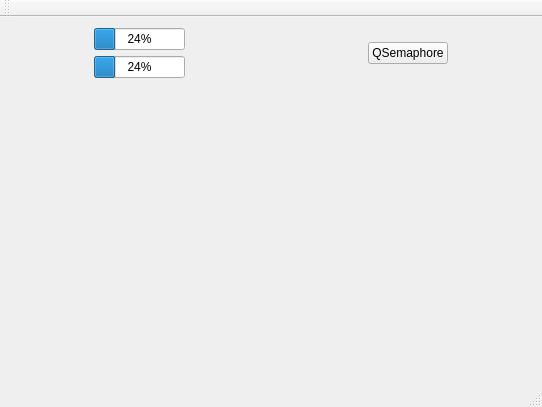
Above: Qt_exp/threads/mainwindow.ui from w809291634/QT_Creator_Study before the change. Below: the same form after it.
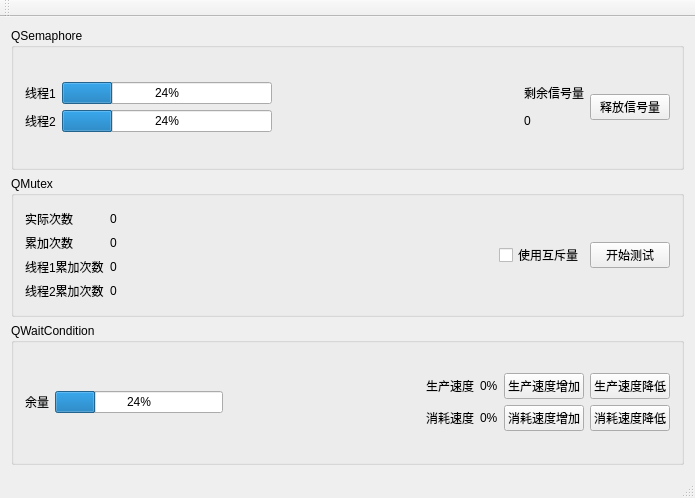
That is the form after the change.

What changed in the file:
```diff
--- a/Qt_exp/threads/mainwindow.ui
+++ b/Qt_exp/threads/mainwindow.ui
@@ -6,39 +6,52 @@
    <rect>
     <x>0</x>
     <y>0</y>
-    <width>542</width>
-    <height>407</height>
+    <width>695</width>
+    <height>498</height>
    </rect>
   </property>
   <property name="windowTitle">
    <string>MainWindow</string>
   </property>
   <widget class="QWidget" name="centralWidget">
+   <layout class="QGridLayout" name="gridLayout_3">
+    <item row="0" column="0">
+     <widget class="QGroupBox" name="groupBox">
+      <property name="title">
+       <string>QSemaphore</string>
+      </property>
    <layout class="QGridLayout" name="gridLayout">
     <item row="0" column="0">
-     <layout class="QHBoxLayout" name="horizontalLayout">
-      <item>
-       <spacer name="horizontalSpacer_2">
-        <property name="orientation">
-         <enum>Qt::Horizontal</enum>
-        </property>
-        <property name="sizeHint" stdset="0">
-         <size>
-          <width>69</width>
-          <height>25</height>
-         </size>
-        </property>
-       </spacer>
-      </item>
+        <layout class="QHBoxLayout" name="horizontalLayout_3">
       <item>
        <layout class="QVBoxLayout" name="verticalLayout">
         <item>
+            <layout class="QHBoxLayout" name="horizontalLayout">
+             <item>
+              <widget class="QLabel" name="label_2">
+               <property name="text">
+                <string>线程1</string>
+               </property>
+              </widget>
+             </item>
+             <item>
          <widget class="QProgressBar" name="QSemaphore_bar1">
           <property name="value">
            <number>24</number>
           </property>
          </widget>
         </item>
+            </layout>
+           </item>
+           <item>
+            <layout class="QHBoxLayout" name="horizontalLayout_2">
+             <item>
+              <widget class="QLabel" name="label_3">
+               <property name="text">
+                <string>线程2</string>
+               </property>
+              </widget>
+             </item>
         <item>
          <widget class="QProgressBar" name="QSemaphore_bar2">
           <property name="value">
@@ -48,53 +61,278 @@
         </item>
        </layout>
       </item>
+          </layout>
+         </item>
       <item>
-       <spacer name="horizontalSpacer">
+          <spacer name="horizontalSpacer_4">
         <property name="orientation">
          <enum>Qt::Horizontal</enum>
         </property>
         <property name="sizeHint" stdset="0">
          <size>
-          <width>177</width>
+             <width>28</width>
           <height>25</height>
          </size>
         </property>
        </spacer>
       </item>
+         <item>
+          <layout class="QVBoxLayout" name="verticalLayout_2">
+           <item>
+            <widget class="QLabel" name="label_4">
+             <property name="text">
+              <string>剩余信号量</string>
+             </property>
+            </widget>
+           </item>
+           <item>
+            <widget class="QLabel" name="QSemaphore_residue">
+             <property name="text">
+              <string>0</string>
+             </property>
+            </widget>
+           </item>
+          </layout>
+         </item>
       <item>
        <widget class="QPushButton" name="QSemaphore_btn">
         <property name="text">
-         <string>QSemaphore</string>
+            <string>释放信号量</string>
         </property>
        </widget>
       </item>
-      <item>
-       <spacer name="horizontalSpacer_3">
-        <property name="orientation">
-         <enum>Qt::Horizontal</enum>
-        </property>
-        <property name="sizeHint" stdset="0">
-         <size>
-          <width>28</width>
-          <height>25</height>
-         </size>
-        </property>
-       </spacer>
-      </item>
-     </layout>
+        </layout>
+       </item>
+      </layout>
+     </widget>
     </item>
     <item row="1" column="0">
-     <spacer name="verticalSpacer">
+     <widget class="QGroupBox" name="groupBox_2">
+      <property name="title">
+       <string>QMutex</string>
+      </property>
+      <layout class="QGridLayout" name="gridLayout_2">
+       <item row="0" column="0">
+        <layout class="QHBoxLayout" name="horizontalLayout_5">
+         <item>
+          <layout class="QVBoxLayout" name="verticalLayout_4">
+           <item>
+            <widget class="QLabel" name="__mut_act_times">
+             <property name="text">
+              <string>实际次数</string>
+             </property>
+            </widget>
+           </item>
+           <item>
+            <widget class="QLabel" name="__mut_accum_times">
+             <property name="text">
+              <string>累加次数</string>
+             </property>
+            </widget>
+           </item>
+           <item>
+            <widget class="QLabel" name="__mut_thread1_cnts">
+             <property name="text">
+              <string>线程1累加次数</string>
+             </property>
+            </widget>
+           </item>
+           <item>
+            <widget class="QLabel" name="__mut_thread2_cnts">
+             <property name="text">
+              <string>线程2累加次数</string>
+             </property>
+            </widget>
+           </item>
+          </layout>
+         </item>
+         <item>
+          <layout class="QVBoxLayout" name="verticalLayout_3">
+           <item>
+            <widget class="QLabel" name="mut_act_times">
+             <property name="text">
+              <string>0</string>
+             </property>
+            </widget>
+           </item>
+           <item>
+            <widget class="QLabel" name="mut_accum_times">
+             <property name="text">
+              <string>0</string>
+             </property>
+            </widget>
+           </item>
+           <item>
+            <widget class="QLabel" name="mut_thread1_cnts">
+             <property name="text">
+              <string>0</string>
+             </property>
+            </widget>
+           </item>
+           <item>
+            <widget class="QLabel" name="mut_thread2_cnts">
+             <property name="text">
+              <string>0</string>
+             </property>
+            </widget>
+           </item>
+          </layout>
+         </item>
+        </layout>
+       </item>
+       <item row="0" column="1">
+        <spacer name="horizontalSpacer_5">
       <property name="orientation">
-       <enum>Qt::Vertical</enum>
+          <enum>Qt::Horizontal</enum>
       </property>
       <property name="sizeHint" stdset="0">
        <size>
-        <width>20</width>
-        <height>252</height>
+           <width>28</width>
+           <height>25</height>
        </size>
       </property>
      </spacer>
+       </item>
+       <item row="0" column="2">
+        <layout class="QHBoxLayout" name="horizontalLayout_4">
+         <item>
+          <widget class="QCheckBox" name="QMutex_cbox">
+           <property name="text">
+            <string>使用互斥量</string>
+           </property>
+          </widget>
+         </item>
+         <item>
+          <widget class="QPushButton" name="QMutex_run_btn">
+           <property name="text">
+            <string>开始测试</string>
+           </property>
+          </widget>
+         </item>
+        </layout>
+       </item>
+      </layout>
+     </widget>
+    </item>
+    <item row="2" column="0">
+     <widget class="QGroupBox" name="groupBox_3">
+      <property name="title">
+       <string>QWaitCondition</string>
+      </property>
+      <layout class="QGridLayout" name="gridLayout_4">
+       <item row="0" column="0">
+        <layout class="QHBoxLayout" name="horizontalLayout_6">
+         <item>
+          <widget class="QLabel" name="label">
+           <property name="text">
+            <string>余量</string>
+           </property>
+          </widget>
+         </item>
+         <item>
+          <widget class="QProgressBar" name="progressBar">
+           <property name="value">
+            <number>24</number>
+           </property>
+          </widget>
+         </item>
+        </layout>
+       </item>
+       <item row="0" column="1">
+        <spacer name="horizontalSpacer">
+         <property name="orientation">
+          <enum>Qt::Horizontal</enum>
+         </property>
+         <property name="sizeHint" stdset="0">
+          <size>
+           <width>134</width>
+           <height>20</height>
+          </size>
+         </property>
+        </spacer>
+       </item>
+       <item row="0" column="2">
+        <layout class="QVBoxLayout" name="verticalLayout_7">
+         <item>
+          <layout class="QHBoxLayout" name="horizontalLayout_8">
+           <item>
+            <widget class="QLabel" name="label_7">
+             <property name="text">
+              <string>生产速度</string>
+             </property>
+            </widget>
+           </item>
+           <item>
+            <widget class="QLabel" name="pro_speed">
+             <property name="text">
+              <string>0%</string>
+             </property>
+            </widget>
+           </item>
+          </layout>
+         </item>
+         <item>
+          <layout class="QHBoxLayout" name="horizontalLayout_9">
+           <item>
+            <widget class="QLabel" name="label_8">
+             <property name="text">
+              <string>消耗速度</string>
+             </property>
+            </widget>
+           </item>
+           <item>
+            <widget class="QLabel" name="consu_speed">
+             <property name="text">
+              <string>0%</string>
+             </property>
+            </widget>
+           </item>
+          </layout>
+         </item>
+        </layout>
+       </item>
+       <item row="0" column="3">
+        <layout class="QHBoxLayout" name="QWait_btn_Layout">
+         <item>
+          <layout class="QVBoxLayout" name="verticalLayout_6">
+           <item>
+            <widget class="QPushButton" name="produce_add">
+             <property name="text">
+              <string>生产速度增加</string>
+             </property>
+            </widget>
+           </item>
+           <item>
+            <widget class="QPushButton" name="consume_add">
+             <property name="text">
+              <string>消耗速度增加</string>
+             </property>
+            </widget>
+           </item>
+          </layout>
+         </item>
+         <item>
+          <layout class="QVBoxLayout" name="verticalLayout_5">
+           <item>
+            <widget class="QPushButton" name="produce_sub">
+             <property name="text">
+              <string>生产速度降低</string>
+             </property>
+            </widget>
+           </item>
+           <item>
+            <widget class="QPushButton" name="consume_sub">
+             <property name="text">
+              <string>消耗速度降低</string>
+             </property>
+            </widget>
+           </item>
+          </layout>
+         </item>
+        </layout>
+       </item>
+      </layout>
+     </widget>
     </item>
    </layout>
   </widget>
```
Left out of the diff: 2 changed lines with no effect on the pictures. Lines whose indentation alone changed are shown as unchanged.
